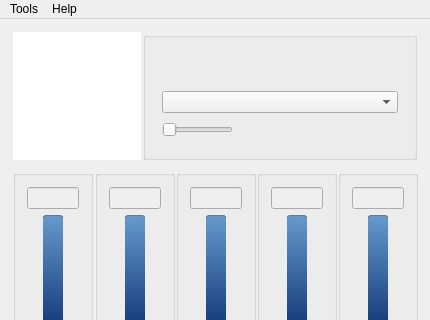
The window that gui_mainwindow.ui (Shub77/phoebetria-code) describes before a commit, drawn with Qt 5; both pictures show x 0 to 430 and y 0 to 320 of the 430 by 510 pixel window.
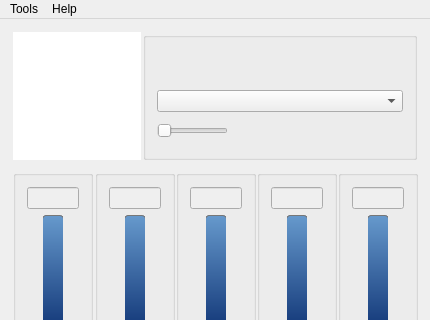
The same window after the commit. Icons and pictures are not drawn.

Patch:
```diff
--- a/gui_mainwindow.ui
+++ b/gui_mainwindow.ui
@@ -96,7 +96,7 @@
               <number>5</number>
              </property>
              <property name="margin">
-              <number>5</number>
+              <number>0</number>
              </property>
              <item>
               <layout class="QHBoxLayout" name="horizontalLayout">
```
